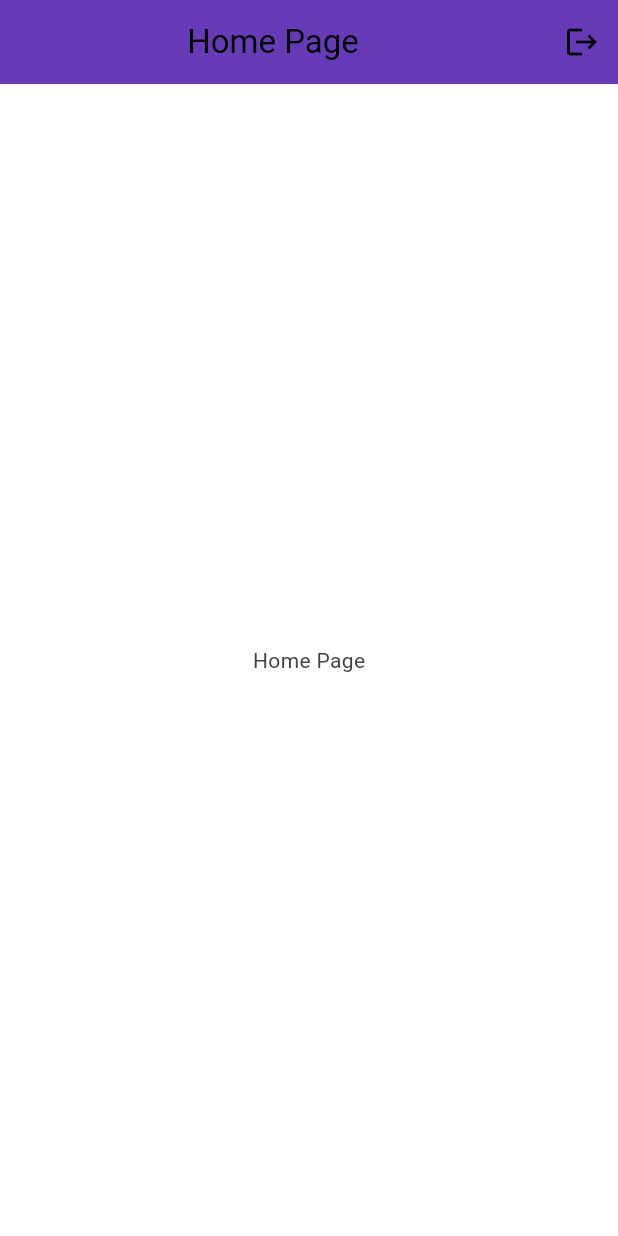
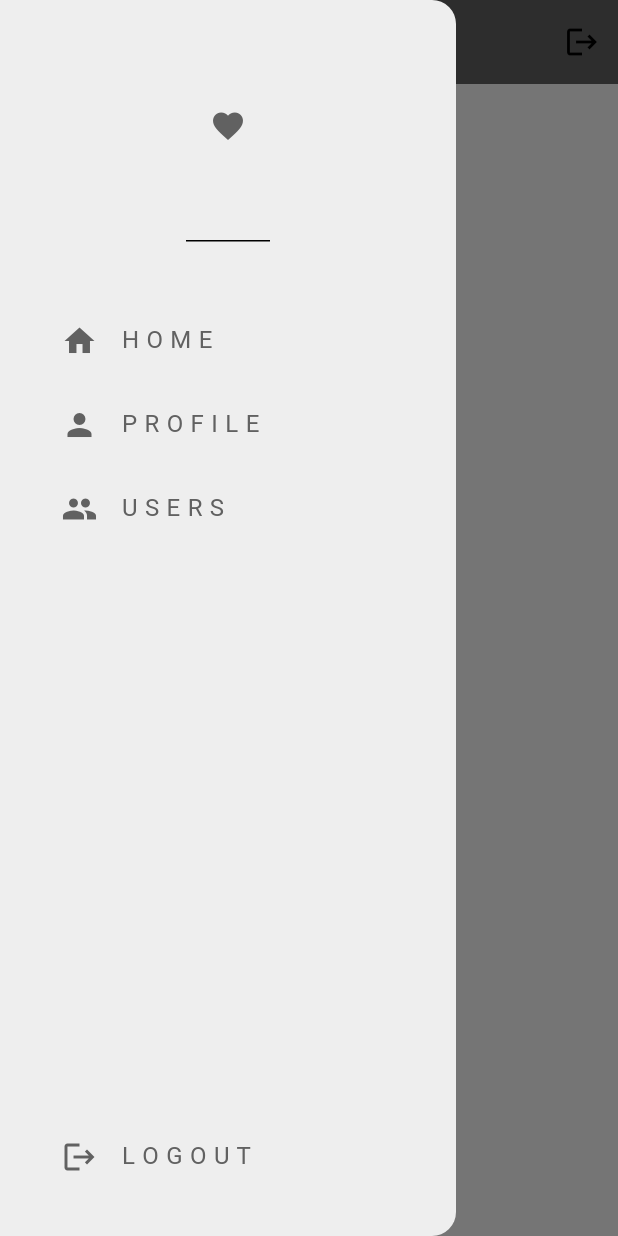
Before and after one commit to satianferdy/social_media_app, a Flutter app: the screen it shows once a user with an empty profile is signed in, with the side drawer open (before the commit the screen has no drawer), on a phone screen of 412 x 824 dp. Run offline on Flutter 3.47's test engine with Material 3 defaults, Android fonts, the phone set to English and light mode, and no system bars; our stand-ins replace firebase_auth, firebase_core; accounts and stored records are empty; network calls fail.

Commit message:
feat: drawer menu :construction:

```diff
--- /dev/null
+++ b/lib/components/my_drawer.dart
@@ -0,0 +1,137 @@
+import 'package:flutter/material.dart';
+
+class MyDrawer extends StatelessWidget {
+  const MyDrawer({super.key});
+
+  @override
+  Widget build(BuildContext context) {
+    return Drawer(
+      backgroundColor: Theme.of(context).colorScheme.primary,
+      child: Column(
+        mainAxisAlignment: MainAxisAlignment.spaceBetween,
+        children: [
+          Column(
+            children: [
+              // drawer header
+              DrawerHeader(
+                child: Icon(
+                  Icons.favorite,
+                  color: Theme.of(context).colorScheme.inversePrimary,
+                ),
+              ),
+
+              const SizedBox(height: 30), // spacer
+
+              // home tile
+              Padding(
+                padding: const EdgeInsets.only(left: 25.0),
+                child: ListTile(
+                  leading: Icon(
+                    Icons.home,
+                    color: Theme.of(context).colorScheme.inversePrimary,
+                  ),
+                  title: Text(
+                    'H O M E',
+                    style: TextStyle(
+                      color: Theme.of(context).colorScheme.inversePrimary,
+                    ),
+                  ),
+                  onTap: () {
+                    // this is already the home screen so just close the drawer
+                    Navigator.pop(context);
+                  },
+                ),
+              ),
+
+              // profile tile
+              Padding(
+                padding: const EdgeInsets.only(left: 25.0),
+                child: ListTile(
+                  leading: Icon(
+                    Icons.person,
+                    color: Theme.of(context).colorScheme.inversePrimary,
+                  ),
+                  title: Text(
+                    'P R O F I L E',
+                    style: TextStyle(
+                      color: Theme.of(context).colorScheme.inversePrimary,
+                    ),
+                  ),
+                  onTap: () {
+                    // navigate to profile screen
+                    Navigator.pushNamed(context, '/profile');
+                  },
+                ),
+              ),
+
+              // users tile
+              Padding(
+                padding: const EdgeInsets.only(left: 25.0),
+                child: ListTile(
+                  leading: Icon(
+                    Icons.people,
+                    color: Theme.of(context).colorScheme.inversePrimary,
+                  ),
+                  title: Text(
+                    'U S E R S',
+                    style: TextStyle(
+                      color: Theme.of(context).colorScheme.inversePrimary,
+                    ),
+                  ),
+                  onTap: () {
+                    // navigate to users screen
+                    Navigator.pushNamed(context, '/users');
+                  },
+                ),
+              ),
+            ],
+          ),
+
+          // logout tile
+          Padding(
+            padding: const EdgeInsets.only(left: 25.0, bottom: 25.0),
+            child: ListTile(
+              leading: Icon(
+                Icons.logout,
+                color: Theme.of(context).colorScheme.inversePrimary,
+              ),
+              title: Text(
+                'L O G O U T',
+                style: TextStyle(
+                  color: Theme.of(context).colorScheme.inversePrimary,
+                ),
+              ),
+              onTap: () {
+                // logout
+                Navigator.pop(context);
+                Navigator.pushNamed(context, '/login');
+              },
+            ),
+          ),
+        ],
+      ),
+      // child: ListView(
+      //   children: [
+      //     const DrawerHeader(
+      //       decoration: BoxDecoration(
+      //         color: Colors.blue,
+      //       ),
+      //       child: Text('Drawer Header'),
+      //     ),
+      //     ListTile(
+      //       title: const Text('Item 1'),
+      //       onTap: () {
+      //         Navigator.pop(context);
+      //       },
+      //     ),
+      //     ListTile(
+      //       title: const Text('Item 2'),
+      //       onTap: () {
+      //         Navigator.pop(context);
+      //       },
+      //     ),
+      //   ],
+      // ),
+    );
+  }
+}
--- a/lib/components/my_textfield.dart
+++ b/lib/components/my_textfield.dart
@@ -19,12 +19,12 @@ class MyTextField extends StatelessWidget {
       decoration: InputDecoration(
         hintText: hintText,
         hintStyle: TextStyle(
-          color: Theme.of(context).colorScheme.secondary,
+          color: Theme.of(context).colorScheme.inversePrimary,
         ),
         enabledBorder: OutlineInputBorder(
           borderRadius: BorderRadius.circular(12),
           borderSide: BorderSide(
-            color: Theme.of(context).colorScheme.secondary,
+            color: Theme.of(context).colorScheme.inversePrimary,
           ),
         ),
         focusedBorder: OutlineInputBorder(
--- a/lib/pages/home_page.dart
+++ b/lib/pages/home_page.dart
@@ -1,5 +1,6 @@
 import 'package:firebase_auth/firebase_auth.dart';
 import 'package:flutter/material.dart';
+import 'package:social_media_app/components/my_drawer.dart';
 
 class HomePage extends StatelessWidget {
   const HomePage({super.key});
@@ -14,9 +15,10 @@ class HomePage extends StatelessWidget {
     return Scaffold(
       appBar: AppBar(
         title: const Center(
-          child: Text('Home Page'),
+          child: Text('Home'),
         ),
-        backgroundColor: Colors.deepPurple,
+        backgroundColor: Theme.of(context).colorScheme.inversePrimary,
+        elevation: 0,
         actions: [
           IconButton(
             onPressed: logout,
@@ -27,6 +29,7 @@ class HomePage extends StatelessWidget {
       body: const Center(
         child: Text('Home Page'),
       ),
+      drawer: MyDrawer(),
     );
   }
 }
--- /dev/null
+++ b/lib/pages/profile_page.dart
@@ -0,0 +1,10 @@
+import 'package:flutter/material.dart';
+
+class ProfilePage extends StatelessWidget {
+  const ProfilePage({super.key});
+
+  @override
+  Widget build(BuildContext context) {
+    return const Placeholder();
+  }
+}
--- a/lib/theme/dark_mode.dart
+++ b/lib/theme/dark_mode.dart
@@ -6,7 +6,7 @@ ThemeData darkMode = ThemeData(
     background: Colors.grey.shade900,
     primary: Colors.grey.shade800,
     secondary: Colors.grey.shade700,
-    inversePrimary: Colors.grey.shade500,
+    inversePrimary: Colors.grey.shade600,
   ),
   textTheme: ThemeData.dark().textTheme.apply(
         bodyColor: Colors.grey[300],
--- a/lib/theme/light_mode.dart
+++ b/lib/theme/light_mode.dart
@@ -5,8 +5,8 @@ ThemeData lightMode = ThemeData(
   colorScheme: ColorScheme.light(
     background: Colors.grey.shade300,
     primary: Colors.grey.shade200,
-    secondary: Colors.grey.shade400,
-    inversePrimary: Colors.grey.shade500,
+    secondary: Colors.grey.shade500,
+    inversePrimary: Colors.grey.shade700,
   ),
   textTheme: ThemeData.light().textTheme.apply(
         bodyColor: Colors.grey[800],
```
Also changed, not shown: lib/pages/users.page.dart (added).
